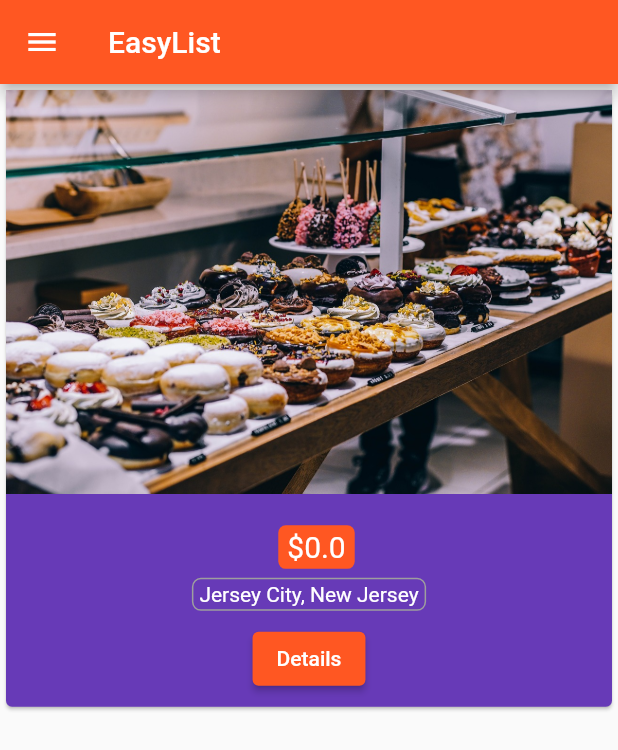
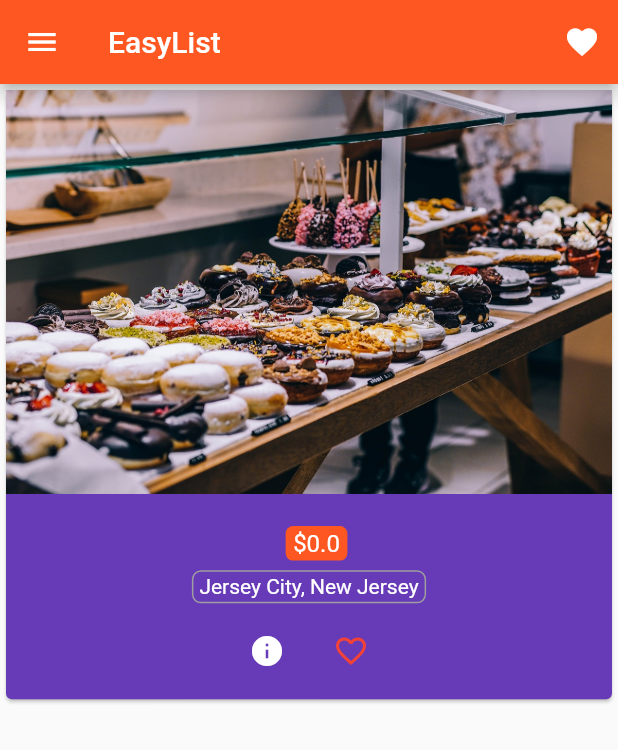
Before and after one commit to BNorelden/flutter_course, a Flutter app: the ProductsAdminPage screen opened by its route, after a tap on "Save", on a phone screen of 412 x 824 dp. Shown: the top 750 px of the screen. Run offline on Flutter 3.47's test engine with Material 2 defaults, Android fonts, the phone set to English and light mode, and no system bars.

Commit message:
- background image used for auth page - debugPaintSize was commented - main materialPageRoute was modified to add price and description - values of ^ were added to product constructor - product page modified to show price, location and description - showWarningDialog  and its button were removed

```diff
--- a/lib/main.dart
+++ b/lib/main.dart
@@ -10,15 +10,15 @@ import 'pages/products_admin.dart';
 //   runApp(MyApp());
 // } // which is the same as below but using anonymous function
 
-main() => runApp(MyApp());
+// main() => runApp(MyApp());
 
-// void main() {
-//   //pretty useful UI for debugging
-//   // debugPaintSizeEnabled = true;
-//   // debugPaintBaselinesEnabled = true;
-//   // debugPaintPointersEnabled = true;
-//   runApp(MyApp());
-// }
+void main() {
+  // debugPaintSizeEnabled = true;
+  //pretty useful UI for debugging ^
+  // debugPaintBaselinesEnabled = true;
+  // debugPaintPointersEnabled = true;
+  runApp(MyApp());
+}
 
 class MyApp extends StatefulWidget {
   @override
@@ -48,6 +48,8 @@ class _MyAppState extends State<MyApp> {
   Widget build(BuildContext context) {
     return MaterialApp(
         // debugShowMaterialGrid: true, //  for debug purpose the whole screen becomes minipixelated squares
+        debugShowCheckedModeBanner:
+            false, //removing banner in top left corner of the screen
         theme: ThemeData(
           brightness: Brightness.light,
           primarySwatch: Colors.deepOrange,
@@ -72,7 +74,11 @@ class _MyAppState extends State<MyApp> {
             final int index = int.parse(pathElements[2]);
             return MaterialPageRoute<bool>(
               builder: (BuildContext context) => ProductPage(
-                  _products[index]['title']!, _products[index]['image']!),
+                  _products[index]['title']!,
+                  _products[index]['image']!,
+                  _products[index]['price'],
+                  _products[index]['description']),
+              // HAD TO ADD _products[index]['price'] to make it appear in the product.dart popup as well
             );
           }
           return null;
--- a/lib/pages/auth.dart
+++ b/lib/pages/auth.dart
@@ -20,25 +20,39 @@ class _AuthPageState extends State<AuthPage> {
           title: const Text('Please Login'),
         ),
         body: Container(
-          margin: const EdgeInsets.all(10.0),
-          child: ListView(
+            decoration: BoxDecoration(
+                image: DecorationImage(
+              fit: BoxFit.cover,
+              colorFilter: ColorFilter.mode(
+                  Colors.black.withOpacity(0.4), BlendMode.dstATop),
+              image: const AssetImage('assets/background.jpg'),
+            )),
+            padding: const EdgeInsets.all(10.0),
+            child: Center(
+              child: SingleChildScrollView(
+                  child: Column(
                 children: <Widget>[
                   TextField(
                       keyboardType: TextInputType.emailAddress,
                       decoration: const InputDecoration(
                         border: UnderlineInputBorder(),
                         labelText: 'Enter the e-mail',
+                        filled: true,
+                        fillColor: Colors.white,
                       ),
                       onChanged: (String value) {
                         setState(() {
                           _emailValue = value;
                         });
                       }),
+                  const SizedBox(height: 10.0),
                   TextField(
                       // keyboardType: TextInputType.,
                       decoration: const InputDecoration(
                         border: UnderlineInputBorder(),
                         labelText: 'Enter the password',
+                        filled: true,
+                        fillColor: Colors.white,
                       ),
                       obscureText: true,
                       onChanged: (String value) {
@@ -67,6 +81,6 @@ class _AuthPageState extends State<AuthPage> {
                       }),
                 ],
               )),
-    );
+            )));
   }
 }
--- a/lib/pages/product_create.dart
+++ b/lib/pages/product_create.dart
@@ -33,7 +33,7 @@ class _ProductCreatePageState extends State<ProductCreatePage> {
                 });
               },
             ),
-            Text(_titleValue),
+            // Text(_titleValue), // This was just for debugging early on I believe
             TextField(
               decoration: const InputDecoration(
                 border: UnderlineInputBorder(),
--- a/lib/pages/products.dart
+++ b/lib/pages/products.dart
@@ -1,3 +1,5 @@
+// ignore_for_file: prefer_const_constructors
+
 import 'package:flutter/material.dart';
 
 import '../products_manager.dart';
@@ -14,10 +16,11 @@ class ProductsPage extends StatelessWidget {
         child: Column(children: <Widget>[
           AppBar(
             automaticallyImplyLeading: false,
-            title: const Text('Choose'),
+            title: Text('Choose'),
           ),
           ListTile(
-            title: const Text('Manage Products'),
+            leading: Icon(Icons.edit),
+            title: Text('Manage Products'),
             onTap: () {
               Navigator.pushReplacementNamed(context, '/admin');
             },
@@ -26,6 +29,7 @@ class ProductsPage extends StatelessWidget {
       ),
       appBar: AppBar(
         title: const Text('EasyList'),
+        actions: [IconButton(icon: Icon(Icons.favorite), onPressed: () {})],
       ),
       body: ProductManager(
           products), // startingProduct: 'Food Tester' => can use name argument or default as it is now
--- a/lib/pages/products_admin.dart
+++ b/lib/pages/products_admin.dart
@@ -20,6 +20,7 @@ class ProductsAdminPage extends StatelessWidget {
               title: const Text('Choose'),
             ),
             ListTile(
+              leading: const Icon(Icons.shop_2),
               title: const Text('All Products'),
               onTap: () {
                 Navigator.pushReplacementNamed(context, '/products');
--- a/lib/products.dart
+++ b/lib/products.dart
@@ -20,7 +20,7 @@ class Products extends StatelessWidget {
               products[index]['title']!,
               style: const TextStyle(
                 color: Colors.white,
-                fontSize: 28.0,
+                fontSize: 24.0,
                 fontWeight: FontWeight.bold,
                 fontFamily: 'Oswald',
               ),
@@ -28,14 +28,14 @@ class Products extends StatelessWidget {
             const SizedBox(width: 10.0),
             Container(
               padding:
-                  const EdgeInsets.symmetric(horizontal: 6.0, vertical: 3.0),
+                  const EdgeInsets.symmetric(horizontal: 5.0, vertical: 2.0),
               decoration: BoxDecoration(
                   color: Theme.of(context).primaryColor,
                   borderRadius: BorderRadius.circular(5.0)),
               child: Text('\$${products[index]['price'].toString()}',
                   style: const TextStyle(
                     color: Colors.white,
-                    fontSize: 20.0,
+                    fontSize: 16.0,
                   )),
             ),
           ]),
@@ -50,11 +50,24 @@ class Products extends StatelessWidget {
               style: TextStyle(color: Colors.white)),
         ),
         ButtonBar(alignment: MainAxisAlignment.center, children: <Widget>[
-          ElevatedButton(
-            child: const Text('Details'),
+          IconButton(
+            icon: const Icon(
+              Icons.info,
+              color: Colors.white,
+            ),
+            tooltip: 'Details',
+
+            // child: const Text('Details'),
             onPressed: () =>
                 Navigator.pushNamed<bool>(context, '/product/$index'),
           ),
+          IconButton(
+            icon: const Icon(Icons.favorite_border),
+            color: Colors.red,
+            tooltip: 'Favorite This?',
+            onPressed: () =>
+                Navigator.pushNamed<bool>(context, '/product/$index'),
+          )
         ])
       ],
     ));
--- a/pubspec.yaml
+++ b/pubspec.yaml
@@ -61,6 +61,7 @@ flutter:
   # To add assets to your application, add an assets section, like this:
   assets:
     - assets/food.jpg
+    - assets/background.jpg
   #   - images/a_dot_ham.jpeg
 
   # An image asset can refer to one or more resolution-specific "variants", see
```
Also changed, not shown: lib/pages/product.dart (+45 -33 lines). Lines whose indentation alone changed are shown as unchanged.
